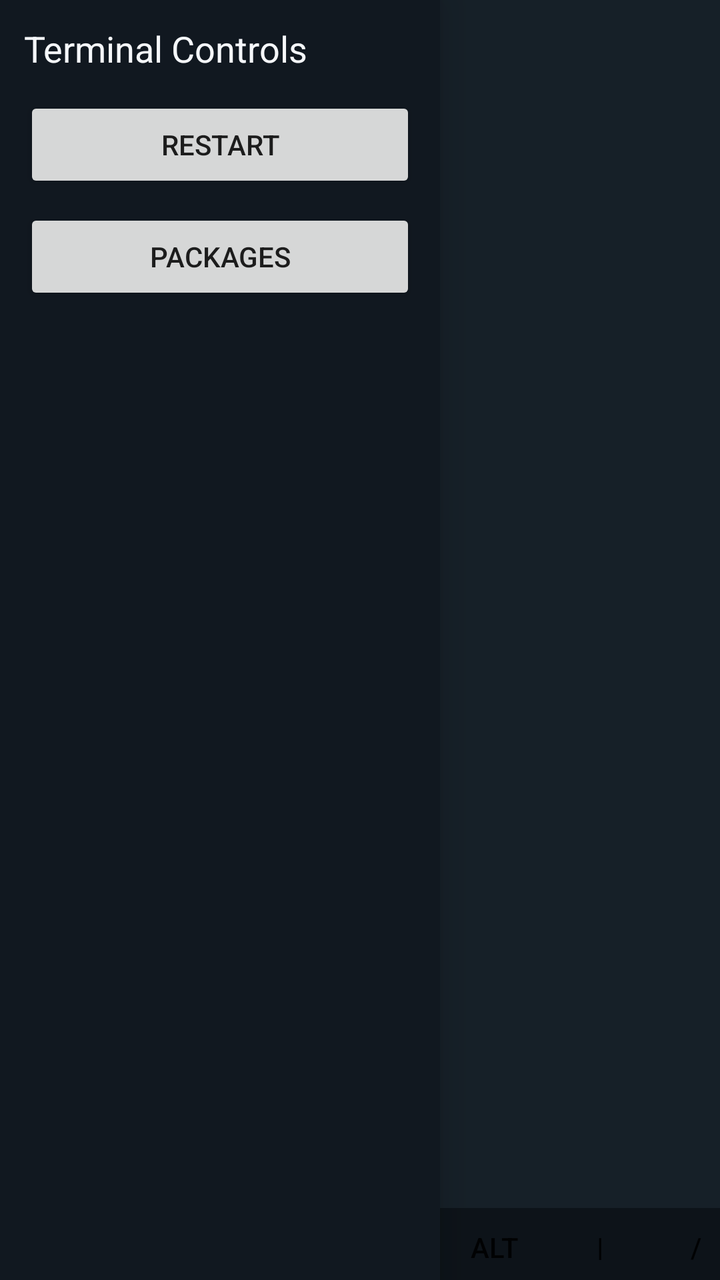
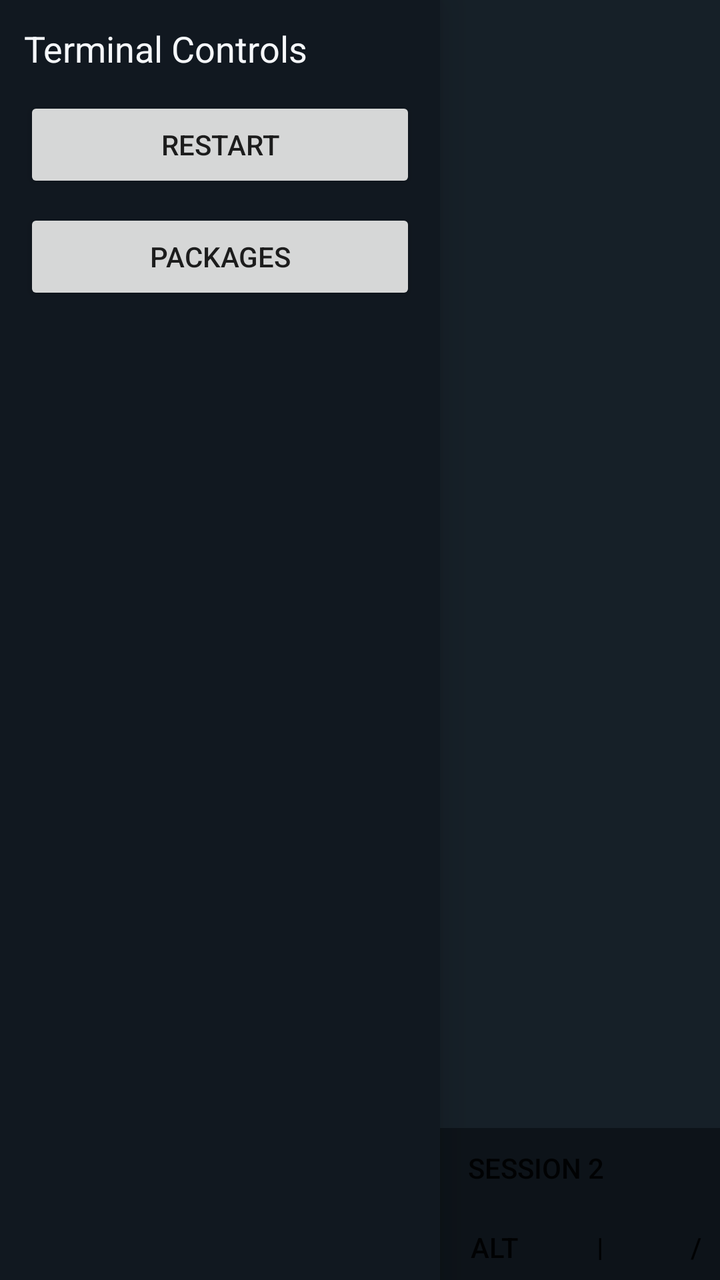

Screens rendered from an Android XML layout before and after an edit, with the pre-edit source and the edit as a unified diff.
<!-- AndroidManifest.xml: application theme android:Theme.Material.Light.NoActionBar -->
<!-- res/layout/activity_main.xml -->
<FrameLayout xmlns:android="http://schemas.android.com/apk/res/android"
    android:id="@+id/root_view"
    android:layout_width="match_parent"
    android:layout_height="match_parent"
    android:background="@color/app_shell_root_bg">

    <LinearLayout
        android:id="@+id/product_view"
        android:layout_width="match_parent"
        android:layout_height="match_parent"
        android:orientation="vertical">

        <FrameLayout
            android:id="@+id/product_content_frame"
            android:layout_width="match_parent"
            android:layout_height="0dp"
            android:layout_weight="1">

            <FrameLayout
                android:id="@+id/product_surface_container"
                android:layout_width="match_parent"
                android:layout_height="match_parent"
                android:background="@color/app_shell_surface_bg" />

            <uk.laurencegouws.terminal.scroll.ScrollOverlayView
                android:id="@+id/terminal_scroll_overlay"
                android:layout_width="24dp"
                android:layout_height="match_parent"
                android:layout_gravity="end"
                android:paddingTop="6dp"
                android:paddingBottom="6dp"
                android:visibility="gone" />

            <LinearLayout
                android:id="@+id/product_readiness_blocker"
                android:layout_width="match_parent"
                android:layout_height="match_parent"
                android:background="@color/app_shell_readiness_overlay_bg"
                android:gravity="center"
                android:orientation="vertical"
                android:padding="20dp"
                android:visibility="gone">

                <TextView
                    android:id="@+id/product_readiness_title"
                    android:layout_width="wrap_content"
                    android:layout_height="wrap_content"
                    android:gravity="center"
                    android:text="@string/product_readiness_title_missing"
                    android:textAppearance="@android:style/TextAppearance.Material.Large"
                    android:textColor="@color/app_shell_text_primary" />

                <TextView
                    android:id="@+id/product_readiness_detail"
                    android:layout_width="wrap_content"
                    android:layout_height="wrap_content"
                    android:layout_marginTop="10dp"
                    android:gravity="center"
                    android:text="@string/product_readiness_detail_missing"
                    android:textAppearance="@android:style/TextAppearance.Material.Small"
                    android:textColor="@color/app_shell_text_secondary" />

                <LinearLayout
                    android:layout_width="wrap_content"
                    android:layout_height="wrap_content"
                    android:layout_marginTop="18dp"
                    android:gravity="center"
                    android:orientation="horizontal">

                    <Button
                        android:id="@+id/product_readiness_retry_button"
                        android:layout_width="wrap_content"
                        android:layout_height="wrap_content"
                        android:text="@string/product_readiness_retry" />
                </LinearLayout>
            </LinearLayout>
        </FrameLayout>

        <HorizontalScrollView
            android:id="@+id/input_assist_scroll"
            android:layout_width="match_parent"
            android:layout_height="36dp"
            android:background="@color/app_shell_assist_bar_bg"
            android:fillViewport="false"
            android:scrollbars="none">

            <LinearLayout
                android:id="@+id/input_assist_bar"
                android:layout_width="wrap_content"
                android:layout_height="match_parent"
                android:gravity="center_vertical"
                android:orientation="horizontal"
                android:paddingStart="4dp"
                android:paddingEnd="4dp">

                <Button
                    android:id="@+id/assist_ime_button"
                    style="@android:style/Widget.Material.Button.Borderless"
                    android:layout_width="wrap_content"
                    android:layout_height="match_parent"
                    android:minWidth="56dp"
                    android:text="@string/assist_ime" />

                <Button
                    android:id="@+id/assist_esc_button"
                    style="@android:style/Widget.Material.Button.Borderless"
                    android:layout_width="wrap_content"
                    android:layout_height="match_parent"
                    android:minWidth="48dp"
                    android:text="@string/assist_esc" />

                <Button
                    android:id="@+id/assist_tab_button"
                    style="@android:style/Widget.Material.Button.Borderless"
                    android:layout_width="wrap_content"
                    android:layout_height="match_parent"
                    android:minWidth="48dp"
                    android:text="@string/assist_tab" />

                <Button
                    android:id="@+id/assist_ctrl_button"
                    style="@android:style/Widget.Material.Button.Borderless"
                    android:layout_width="wrap_content"
                    android:layout_height="match_parent"
                    android:minWidth="58dp"
                    android:text="@string/assist_ctrl" />

                <Button
                    android:id="@+id/assist_alt_button"
                    style="@android:style/Widget.Material.Button.Borderless"
                    android:layout_width="wrap_content"
                    android:layout_height="match_parent"
                    android:minWidth="58dp"
                    android:text="@string/assist_alt" />

                <Button
                    android:id="@+id/assist_pipe_button"
                    style="@android:style/Widget.Material.Button.Borderless"
                    android:layout_width="wrap_content"
                    android:layout_height="match_parent"
                    android:minWidth="48dp"
                    android:text="@string/assist_pipe" />

                <Button
                    android:id="@+id/assist_slash_button"
                    style="@android:style/Widget.Material.Button.Borderless"
                    android:layout_width="wrap_content"
                    android:layout_height="match_parent"
                    android:minWidth="48dp"
                    android:text="@string/assist_slash" />

                <Button
                    android:id="@+id/assist_up_button"
                    style="@android:style/Widget.Material.Button.Borderless"
                    android:layout_width="wrap_content"
                    android:layout_height="match_parent"
                    android:minWidth="48dp"
                    android:text="@string/assist_up" />

                <Button
                    android:id="@+id/assist_down_button"
                    style="@android:style/Widget.Material.Button.Borderless"
                    android:layout_width="wrap_content"
                    android:layout_height="match_parent"
                    android:minWidth="48dp"
                    android:text="@string/assist_down" />

                <Button
                    android:id="@+id/assist_left_button"
                    style="@android:style/Widget.Material.Button.Borderless"
                    android:layout_width="wrap_content"
                    android:layout_height="match_parent"
                    android:minWidth="48dp"
                    android:text="@string/assist_left" />

                <Button
                    android:id="@+id/assist_right_button"
                    style="@android:style/Widget.Material.Button.Borderless"
                    android:layout_width="wrap_content"
                    android:layout_height="match_parent"
                    android:minWidth="48dp"
                    android:text="@string/assist_right" />
            </LinearLayout>
        </HorizontalScrollView>

    </LinearLayout>

    <View
        android:id="@+id/drawer_scrim"
        android:layout_width="match_parent"
        android:layout_height="match_parent"
        android:background="@color/app_shell_scrim"
        android:visibility="gone" />

    <LinearLayout
        android:id="@+id/left_sidebar"
        android:layout_width="220dp"
        android:layout_height="match_parent"
        android:layout_gravity="start"
        android:background="@color/app_shell_sidebar_bg"
        android:elevation="12dp"
        android:orientation="vertical"
        android:padding="12dp">

        <TextView
            android:id="@+id/sidebar_title"
            android:layout_width="match_parent"
            android:layout_height="wrap_content"
            android:paddingBottom="12dp"
            android:text="@string/sidebar_title"
            android:textAppearance="@android:style/TextAppearance.Material.Medium"
            android:textColor="@color/app_shell_text_primary" />

        <Button
            android:id="@+id/sidebar_restart_button"
            android:layout_width="match_parent"
            android:layout_height="wrap_content"
            android:text="@string/shell_restart_short" />

        <Button
            android:id="@+id/sidebar_packages_button"
            android:layout_width="match_parent"
            android:layout_height="wrap_content"
            android:layout_marginTop="8dp"
            android:text="@string/sidebar_packages" />
    </LinearLayout>

    <View
        android:id="@+id/left_edge_swipe_hotspot"
        android:layout_width="20dp"
        android:layout_height="match_parent"
        android:layout_gravity="start"
        android:background="@color/app_shell_hotspot_bg" />

</FrameLayout>
<!-- resources referenced by this layout -->
<resources>
  <color name="app_shell_assist_bar_bg">#0d1319</color>
  <color name="app_shell_hotspot_bg">#00000000</color>
  <color name="app_shell_readiness_overlay_bg">#cc10161d</color>
  <color name="app_shell_root_bg">#10161d</color>
  <color name="app_shell_scrim">#66000000</color>
  <color name="app_shell_sidebar_bg">#111820</color>
  <color name="app_shell_surface_bg">#162028</color>
  <color name="app_shell_text_primary">#f5f7fa</color>
  <color name="app_shell_text_secondary">#c2ccd6</color>
  <string name="assist_alt">Alt</string>
  <string name="assist_ctrl">Ctrl</string>
  <string name="assist_down">Down</string>
  <string name="assist_esc">Esc</string>
  <string name="assist_ime">IME</string>
  <string name="assist_left">Left</string>
  <string name="assist_pipe">|</string>
  <string name="assist_right">Right</string>
  <string name="assist_slash">/</string>
  <string name="assist_tab">Tab</string>
  <string name="assist_up">Up</string>
  <string name="product_readiness_detail_missing">Stage the Android dev prefix before launching the product shell.</string>
  <string name="product_readiness_retry">Retry</string>
  <string name="product_readiness_title_missing">Userland Not Staged</string>
  <string name="shell_restart_short">Restart</string>
  <string name="sidebar_packages">Packages</string>
  <string name="sidebar_title">Terminal Controls</string>
</resources>

<!-- the commit's change to res/layout/activity_main.xml (unified diff, before → after) -->
@@ -76,6 +76,33 @@
             </LinearLayout>
         </FrameLayout>
 
+        <LinearLayout
+            android:id="@+id/product_terminal_tab_strip"
+            android:layout_width="match_parent"
+            android:layout_height="40dp"
+            android:background="@color/app_shell_assist_bar_bg"
+            android:gravity="center_vertical"
+            android:orientation="horizontal"
+            android:paddingStart="4dp"
+            android:paddingEnd="4dp">
+
+            <Button
+                android:id="@+id/product_terminal_tab_0"
+                style="@android:style/Widget.Material.Button.Borderless"
+                android:layout_width="0dp"
+                android:layout_height="match_parent"
+                android:layout_weight="1"
+                android:text="@string/product_terminal_tab_0" />
+
+            <Button
+                android:id="@+id/product_terminal_tab_1"
+                style="@android:style/Widget.Material.Button.Borderless"
+                android:layout_width="0dp"
+                android:layout_height="match_parent"
+                android:layout_weight="1"
+                android:text="@string/product_terminal_tab_1" />
+        </LinearLayout>
+
         <HorizontalScrollView
             android:id="@+id/input_assist_scroll"
             android:layout_width="match_parent"
<!-- resource entries referenced after the edit -->
@@ -23,6 +23,8 @@
   <string name="product_readiness_detail_missing">Stage the Android dev prefix before launching the product shell.</string>
   <string name="product_readiness_retry">Retry</string>
   <string name="product_readiness_title_missing">Userland Not Staged</string>
+  <string name="product_terminal_tab_0">Session 1</string>
+  <string name="product_terminal_tab_1">Session 2</string>
   <string name="shell_restart_short">Restart</string>
   <string name="sidebar_packages">Packages</string>
   <string name="sidebar_title">Terminal Controls</string>
